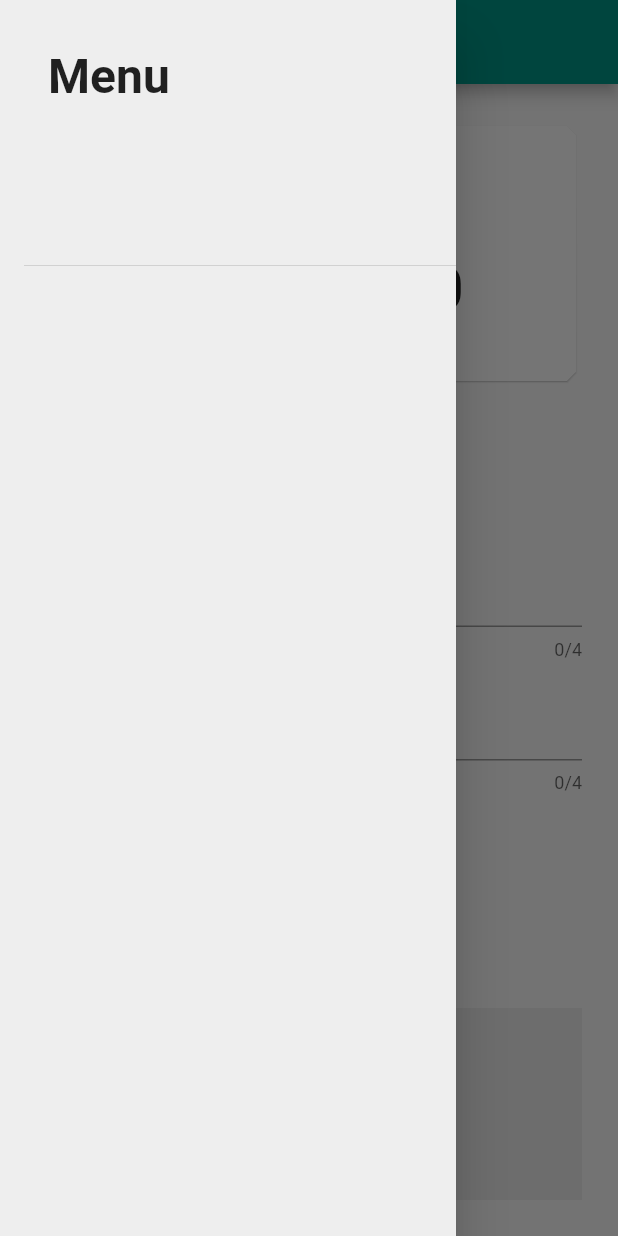
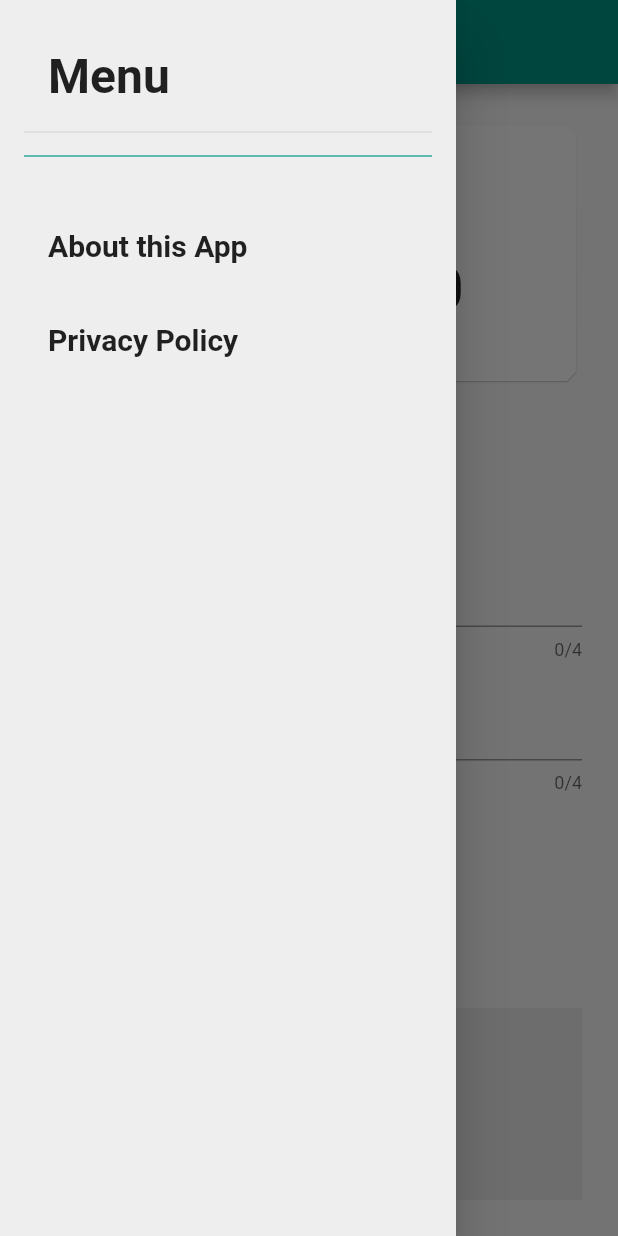
Before and after one commit to Toumari/fuel_calculator, a Flutter app: the screen it shows after launch, with the side drawer open, on a phone screen of 412 x 824 dp. Run offline on Flutter 3.47's test engine with Material 2 defaults, Android fonts, the phone set to English and light mode, and no system bars; our stand-ins replace hive, hive_flutter; accounts and stored records are empty.

Commit message:
added styling to drawer

```diff
--- a/lib/widgets/drawer_widget.dart
+++ b/lib/widgets/drawer_widget.dart
@@ -10,16 +10,48 @@ class DrawerWidget extends StatelessWidget {
     return Drawer(
       backgroundColor: Colors.grey.shade200,
       child: Padding(
-        padding: const EdgeInsets.only(left: 16.0, top: 16.0),
+        padding: const EdgeInsets.only(left: 16.0, top: 16.0, right: 16.0),
         child: ListView(
-          children: const [
-            DrawerHeader(
-              // ignore: unnecessary_const
-              child: Text(
-                'Menu',
-                style: TextStyle(fontWeight: FontWeight.bold, fontSize: 32.0),
+          children: [
+            // ignore: prefer_const_constructors
+            Container(
+              height: 80,
+              child: DrawerHeader(
+                // ignore: unnecessary_const
+                // ignore: prefer_const_constructors
+                child: Text(
+                  'Menu',
+                  style: const TextStyle(
+                      fontWeight: FontWeight.bold, fontSize: 32.0),
+                ),
               ),
             ),
+            Divider(
+              color: Colors.teal,
+              thickness: 0.8,
+            ),
+            SizedBox(
+              height: 40,
+            ),
+            Padding(
+              padding: const EdgeInsets.only(left: 16.0),
+              child: Column(
+                crossAxisAlignment: CrossAxisAlignment.start,
+                children: const [
+                  Text(
+                    'About this App',
+                    style:
+                        TextStyle(fontWeight: FontWeight.w600, fontSize: 20.0),
+                  ),
+                  SizedBox(
+                    height: 40,
+                  ),
+                  Text('Privacy Policy',
+                      style: TextStyle(
+                          fontWeight: FontWeight.w600, fontSize: 20.0))
+                ],
+              ),
+            )
           ],
         ),
       ),
```
